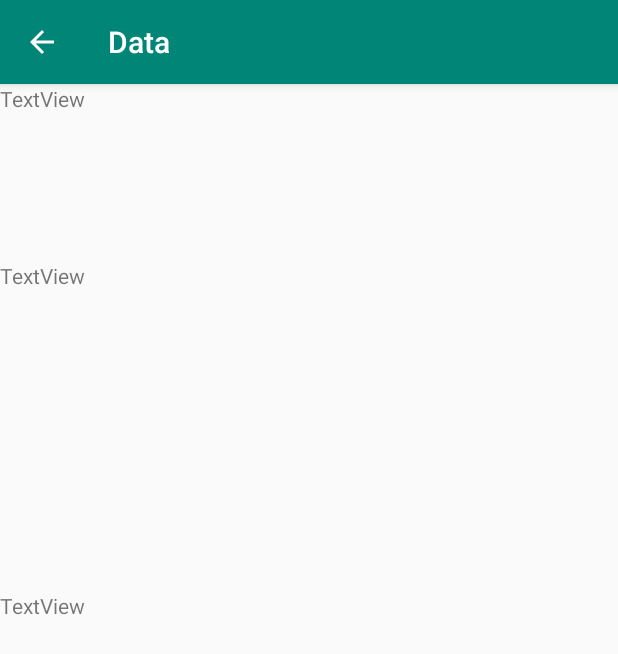
After one commit to Gingerbread1213/Performance-Task, an Android app: the DataActivity screen opened directly, with no data from a screen before it, on a phone screen of 412 x 824 dp. The commit adds this screen. Shown: the top 654 px of the screen. Run offline under Robolectric (Android 15) with nearby library versions, the phone set to English and light mode, and no system bars.

Commit message:
Add data activity.

```diff
--- /dev/null
+++ b/app/src/main/java/org/erhs/stem/project/time_management/DataActivity.java
@@ -0,0 +1,16 @@
+package org.erhs.stem.project.time_management;
+
+import android.content.Intent;
+import android.os.Bundle;
+import android.view.View;
+
+import androidx.appcompat.app.AppCompatActivity;
+
+public class DataActivity extends AppCompatActivity {
+
+    @Override
+    protected void onCreate(Bundle savedInstanceState) {
+        super.onCreate(savedInstanceState);
+        setContentView(R.layout.activity_data);
+    }
+}
--- /dev/null
+++ b/app/src/main/res/layout/activity_data.xml
@@ -0,0 +1,24 @@
+<?xml version="1.0" encoding="utf-8"?>
+<LinearLayout xmlns:android="http://schemas.android.com/apk/res/android"
+    android:layout_width="match_parent"
+    android:layout_height="match_parent"
+    android:orientation="vertical">
+
+    <TextView
+        android:id="@+id/textView"
+        android:layout_width="match_parent"
+        android:layout_height="118dp"
+        android:text="TextView" />
+
+    <TextView
+        android:id="@+id/textView2"
+        android:layout_width="match_parent"
+        android:layout_height="220dp"
+        android:text="TextView" />
+
+    <TextView
+        android:id="@+id/textView3"
+        android:layout_width="match_parent"
+        android:layout_height="255dp"
+        android:text="TextView" />
+</LinearLayout>
--- a/app/src/main/res/values/strings.xml
+++ b/app/src/main/res/values/strings.xml
@@ -1,4 +1,7 @@
 <resources>
     <string name="app_name">Time Management</string>
     <string name="action_settings">Settings</string>
+    <string name="data">数据</string>
+    <string name="title">TimeManage</string>
+    <string name="settings">设置</string>
 </resources>
```
Also changed, not shown: app/src/main/AndroidManifest.xml (+8 -0 lines), app/src/main/java/org/erhs/stem/project/time_management/MainActivity.java (+11 -36 lines), app/src/main/res/layout/activity_main.xml (+58 -17 lines), app/src/main/res/layout/content_main.xml (deleted, +0 -20 lines).
